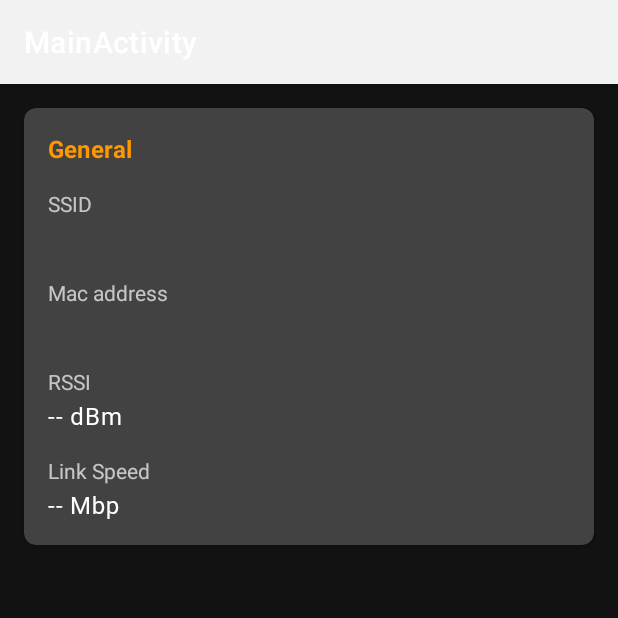
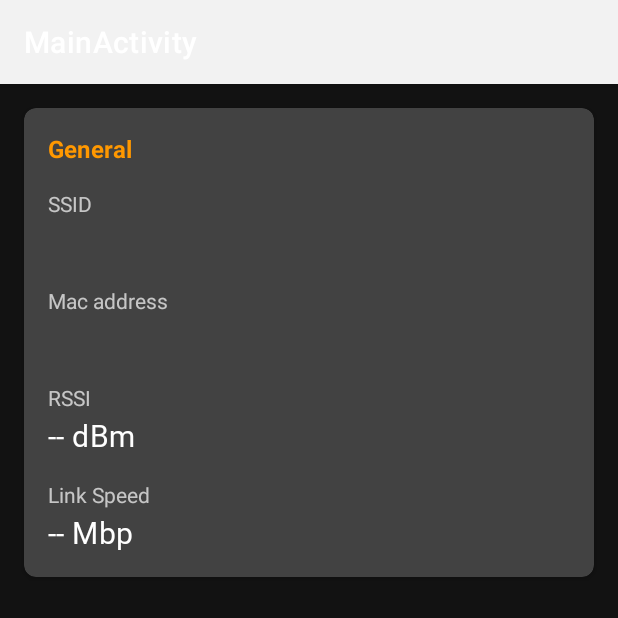
Before and after one commit to MrNegativeTW/WifiLinkSpeed, an Android app: the MainFragment screen opened directly, with no data from a screen before it, on a phone screen of 412 x 824 dp, the top half of it. Run offline under Robolectric (Android 15) with nearby library versions, the phone set to English and light mode, and no system bars; Roboto replaces fonts that are not available here.

Commit message:
Increase textAppearance

```diff
--- a/WifiLinkSpeed/app/src/main/res/values/styles.xml
+++ b/WifiLinkSpeed/app/src/main/res/values/styles.xml
@@ -32,7 +32,7 @@
     </style>
 
     <style name="Card.CurrentInfoContent">
-        <item name="android:textAppearance">@style/TextAppearance.MaterialComponents.Body1</item>
+        <item name="android:textAppearance">@style/TextAppearance.MaterialComponents.Headline6</item>
         <item name="android:fontFamily">@font/exo_semibold</item>
         <item name="android:layout_marginTop">2dp</item>
     </style>
```
